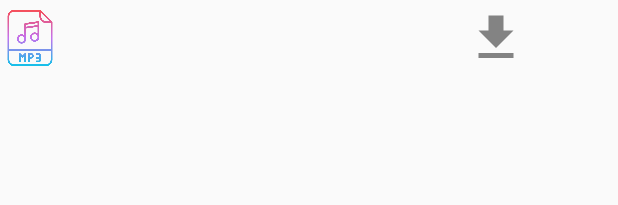
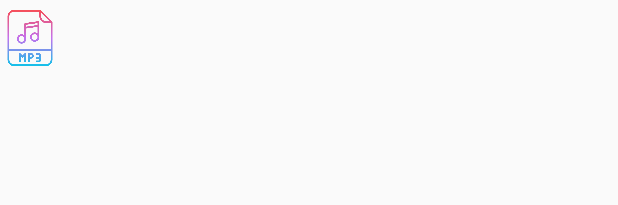
Before and after one commit to SelvaSunilkumar/Koodal_N_Ragavan_App, an Android app: the layout callertuneinfo.xml on its own in the app's theme, with its tools: preview values and no code run, on a phone screen of 412 x 824 dp. Shown: the top 205 px of the screen. Run offline under Robolectric (Android 15) with nearby library versions, the phone set to English and light mode, and no system bars.

Commit message:
Commit Ten

```diff
--- a/app/src/main/java/com/example/koodalnraghavan/PdfViewer.java
+++ b/app/src/main/java/com/example/koodalnraghavan/PdfViewer.java
@@ -28,6 +28,7 @@ public class PdfViewer extends AppCompatActivity {
         bundle = getIntent().getExtras();
 
         String url = bundle.getString("url");
+        //------------------------------------------------------------------------------------------
         PDFViewer.getSettings().setJavaScriptEnabled(true);
         PDFViewer.getSettings().setBuiltInZoomControls(true);
         PDFViewer.getSettings().setDisplayZoomControls(true);
@@ -45,5 +46,7 @@ public class PdfViewer extends AppCompatActivity {
         });
         PDFViewer.loadUrl("https://docs.google.com/gview?embedded=true&url="+url);
 
+        //-------------------------------------------------------------------------------------------
+
     }
 }
--- a/app/src/main/res/layout/callertuneinfo.xml
+++ b/app/src/main/res/layout/callertuneinfo.xml
@@ -22,18 +22,12 @@
 
             <TextView
                 android:id="@+id/portal"
-                android:layout_width="250dp"
-                android:layout_height="45dp"
-                android:layout_marginLeft="5dp"
+                android:layout_width="match_parent"
+                android:layout_height="50dp"
+                android:layout_marginLeft="10dp"
                 android:gravity="center_vertical"
                 android:textSize="18dp" />
 
-            <ImageView
-                android:layout_width="40dp"
-                android:layout_height="40dp"
-                android:id="@+id/play"
-                android:layout_marginLeft="15dp"
-                android:background="@drawable/download_icon"/>
         </LinearLayout>
     </LinearLayout>
 
--- a/app/src/main/res/layout/fragment_musictab.xml
+++ b/app/src/main/res/layout/fragment_musictab.xml
@@ -6,8 +6,6 @@
     tools:context=".Musictab">
 
     <ListView
-        android:layout_marginTop="65dp"
-        android:layout_marginBottom="55dp"
         android:layout_width="match_parent"
         android:layout_height="match_parent"
         android:id="@+id/listView"/>
--- a/app/src/main/res/layout/musicinfo.xml
+++ b/app/src/main/res/layout/musicinfo.xml
@@ -24,7 +24,7 @@
                 android:id="@+id/portal"
                 android:layout_width="match_parent"
                 android:layout_height="45dp"
-                android:layout_marginLeft="5dp"
+                android:layout_marginLeft="10dp"
                 android:gravity="center_vertical"
                 android:textSize="18dp" />
         </LinearLayout>
```
Also changed, not shown: app/src/main/java/com/example/koodalnraghavan/eBooksDisplay.java (+26 -0 lines), app/src/main/res/drawable-anydpi/video_icon.xml (added, +11 -0 lines), app/src/main/res/layout/videoinfo.xml (+3 -8 lines), app/src/main/res/drawable-hdpi/video_icon.png (added), app/src/main/res/drawable-mdpi/video_icon.png (added), app/src/main/res/drawable-xhdpi/video_icon.png (added), app/src/main/res/drawable-xxhdpi/video_icon.png (added).
